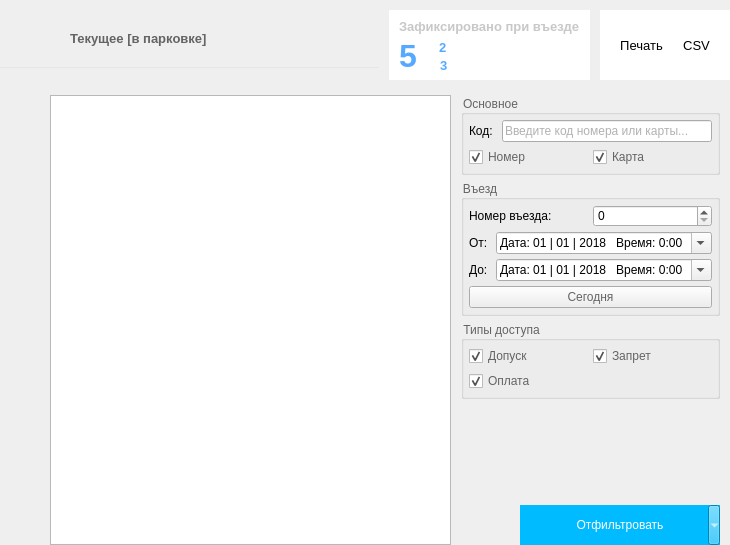
The window that Client/forms/CurrentForm.ui (Baxulio/ParkingACS) describes before a commit, drawn with Qt 5.
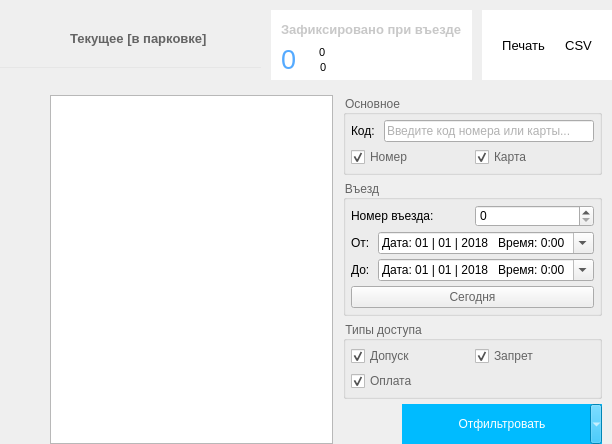
The same window after the commit. Icons and pictures are not drawn.

```diff
--- a/Client/forms/CurrentForm.ui
+++ b/Client/forms/CurrentForm.ui
@@ -6,8 +6,8 @@
    <rect>
     <x>0</x>
     <y>0</y>
-    <width>730</width>
-    <height>545</height>
+    <width>612</width>
+    <height>424</height>
    </rect>
   </property>
   <property name="windowTitle">
@@ -192,8 +192,11 @@
               <bold>true</bold>
              </font>
             </property>
+            <property name="styleSheet">
+             <string notr="true">color: rgb(200, 200, 200);</string>
+            </property>
             <property name="text">
-             <string>&lt;html&gt;&lt;head/&gt;&lt;body&gt;&lt;p&gt;&lt;span style=&quot; color:#c8c8c8;&quot;&gt;Зафиксировано при въезде&lt;/span&gt;&lt;/p&gt;&lt;/body&gt;&lt;/html&gt;</string>
+             <string>Зафиксировано при въезде</string>
             </property>
            </widget>
           </item>
@@ -209,12 +212,16 @@
              <widget class="QLabel" name="total_label">
               <property name="font">
                <font>
-                <weight>75</weight>
-                <bold>true</bold>
+                <pointsize>20</pointsize>
+                <weight>50</weight>
+                <bold>false</bold>
                </font>
               </property>
+              <property name="styleSheet">
+               <string notr="true">color: rgb(85, 170, 255);</string>
+              </property>
               <property name="text">
-               <string>&lt;html&gt;&lt;head/&gt;&lt;body&gt;&lt;p&gt;&lt;span style=&quot; font-size:24pt; color:#55aaff;&quot;&gt;5&lt;/span&gt;&lt;/p&gt;&lt;/body&gt;&lt;/html&gt;</string>
+               <string>0</string>
               </property>
              </widget>
             </item>
@@ -246,12 +253,12 @@
                   <property name="font">
                    <font>
                     <pointsize>8</pointsize>
-                    <weight>75</weight>
-                    <bold>true</bold>
+                    <weight>50</weight>
+                    <bold>false</bold>
                    </font>
                   </property>
                   <property name="text">
-                   <string>&lt;html&gt;&lt;head/&gt;&lt;body&gt;&lt;p&gt;&lt;span style=&quot; font-size:10pt; color:#55aaff;&quot;&gt;2&lt;/span&gt;&lt;/p&gt;&lt;/body&gt;&lt;/html&gt;</string>
+                   <string>0</string>
                   </property>
                  </widget>
                 </item>
@@ -284,12 +291,12 @@
                   <property name="font">
                    <font>
                     <pointsize>8</pointsize>
-                    <weight>75</weight>
-                    <bold>true</bold>
+                    <weight>50</weight>
+                    <bold>false</bold>
                    </font>
                   </property>
                   <property name="text">
-                   <string>&lt;html&gt;&lt;head/&gt;&lt;body&gt;&lt;p&gt;&lt;span style=&quot; font-size:10pt; color:#55aaff;&quot;&gt;3&lt;/span&gt;&lt;/p&gt;&lt;/body&gt;&lt;/html&gt;</string>
+                   <string>0</string>
                   </property>
                  </widget>
                 </item>
@@ -507,6 +514,12 @@
          <attribute name="horizontalHeaderStretchLastSection">
           <bool>true</bool>
          </attribute>
+         <attribute name="verticalHeaderVisible">
+          <bool>false</bool>
+         </attribute>
+         <attribute name="verticalHeaderHighlightSections">
+          <bool>false</bool>
+         </attribute>
         </widget>
        </item>
       </layout>
```
